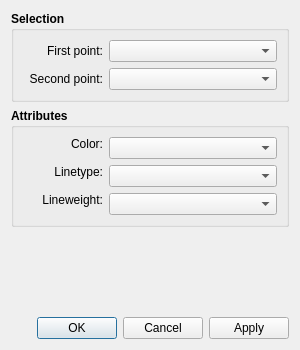
First picture: the form in src/libs/vtools/dialogs/tools/dialogline.ui, repository FashionFreedom/Seamly2D, before the edit.
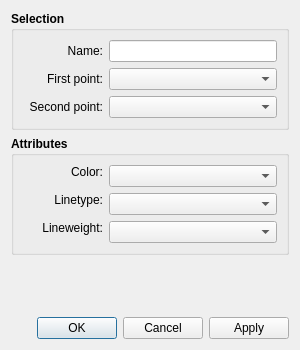
Second picture: the form after the edit. Icons and pictures are not drawn. Custom widgets are drawn as their Qt base class.

Commit message: add name to curve and line tools in dialogs and property editor

What changed in the file:
```diff
--- a/src/libs/vtools/dialogs/tools/dialogline.ui
+++ b/src/libs/vtools/dialogs/tools/dialogline.ui
@@ -52,6 +52,48 @@
       <string>Selection</string>
      </property>
      <layout class="QVBoxLayout" name="verticalLayout">
+      <item>
+       <layout class="QHBoxLayout" name="horizontalLayout_3">
+        <item>
+         <widget class="QLabel" name="name_Label">
+          <property name="minimumSize">
+           <size>
+            <width>80</width>
+            <height>0</height>
+           </size>
+          </property>
+          <property name="font">
+           <font>
+            <weight>50</weight>
+            <bold>false</bold>
+           </font>
+          </property>
+          <property name="text">
+           <string>Name:</string>
+          </property>
+          <property name="alignment">
+           <set>Qt::AlignRight|Qt::AlignTrailing|Qt::AlignVCenter</set>
+          </property>
+         </widget>
+        </item>
+        <item>
+         <widget class="QLineEdit" name="name_LineEdit">
+          <property name="minimumSize">
+           <size>
+            <width>140</width>
+            <height>0</height>
+           </size>
+          </property>
+          <property name="font">
+           <font>
+            <weight>50</weight>
+            <bold>false</bold>
+           </font>
+          </property>
+         </widget>
+        </item>
+       </layout>
+      </item>
       <item>
        <layout class="QHBoxLayout" name="horizontalLayout">
         <item>
```
The commit also changes 26 other files.
